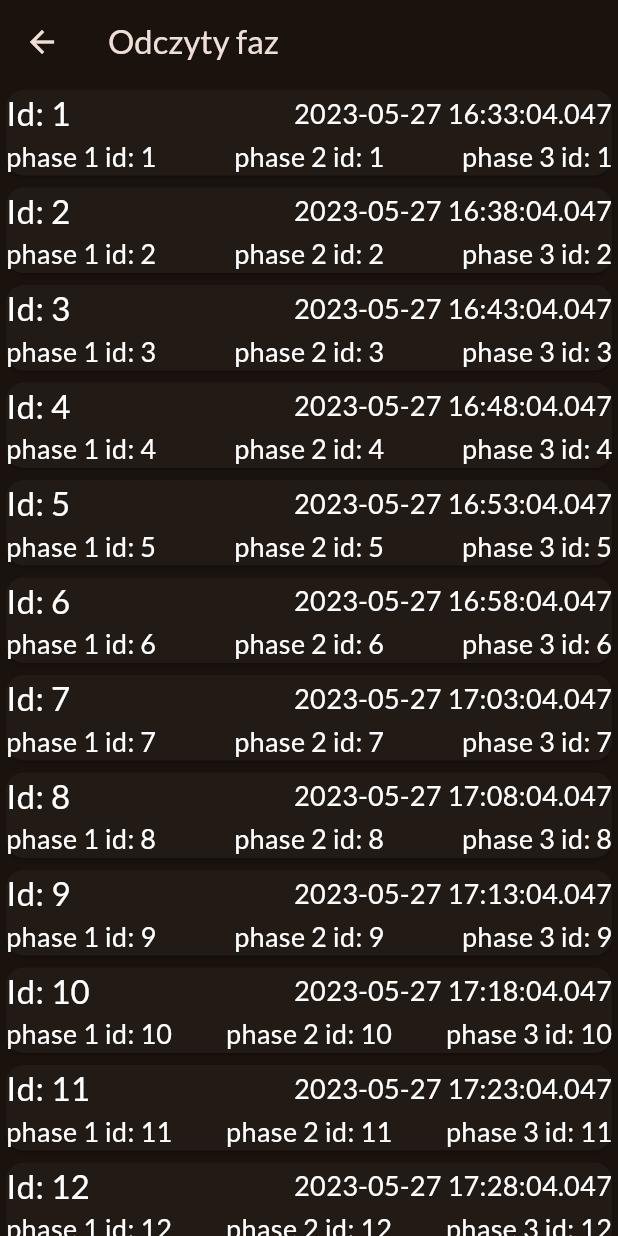
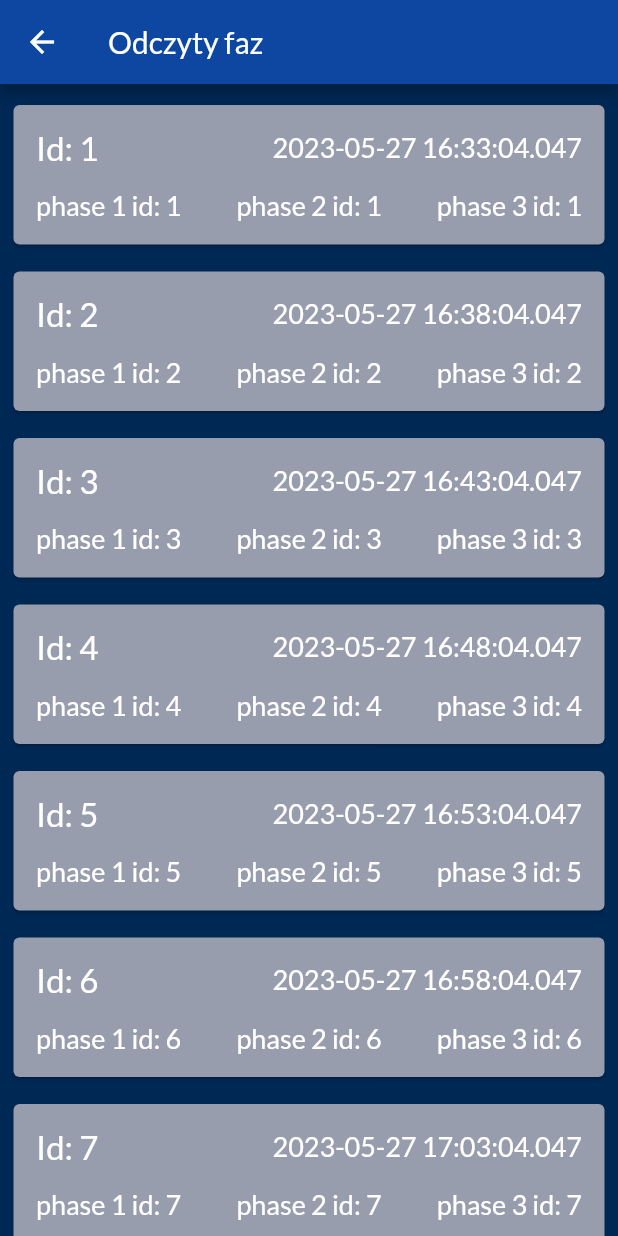
Before and after one commit to DawidZyluk/power-plant-monitoring-app, a Flutter app: the screen it shows after launch, after a tap on "Odczyty faz", on a phone screen of 412 x 824 dp. Run offline on Flutter 3.47's test engine with Material 2 defaults, Android fonts, the light colour scheme and no system bars; our stand-ins replace google_fonts.

Commit message:
Add phase preview in combined_phases

```diff
--- a/lib/main.dart
+++ b/lib/main.dart
@@ -4,12 +4,16 @@ import 'package:google_fonts/google_fonts.dart';
 import 'package:mewa/screens/categories.dart';
 
 final theme = ThemeData(
-  useMaterial3: true,
-  colorScheme: ColorScheme.fromSeed(
-    brightness: Brightness.dark,
-    seedColor: const Color.fromARGB(255, 131, 57, 0),
+  scaffoldBackgroundColor: const Color.fromARGB(255, 0, 40, 85),
+  cardColor: Color.fromARGB(255, 151, 157, 172),
+  colorScheme: ColorScheme.fromSwatch().copyWith(
+    primary: Colors.blue[900],
   ),
-  textTheme: GoogleFonts.latoTextTheme(),
+  textTheme: GoogleFonts.latoTextTheme().apply(
+    displayColor: Colors.white,
+    bodyColor: Colors.white
+  ),
+
 );
 
 void main() {
--- a/lib/screens/categories.dart
+++ b/lib/screens/categories.dart
@@ -23,9 +23,7 @@ class CategoriesScreen extends StatelessWidget {
   @override
   Widget build(BuildContext context) {
     return Scaffold(
-      backgroundColor: Color.fromRGBO(30, 61, 129, 1),
       appBar: AppBar(
-        backgroundColor: Color.fromRGBO(0, 28, 88, 1),
         title: const Text("Kategorie odczytów"),
       ),
       body: ListView(
--- a/lib/widgets/category_grid_item.dart
+++ b/lib/widgets/category_grid_item.dart
@@ -2,42 +2,46 @@ import 'package:flutter/material.dart';
 import 'package:mewa/models/category.dart';
 
 class CategoryGridItem extends StatelessWidget {
-  const CategoryGridItem({super.key, required this.category, required this.onSelectCategory});
+  const CategoryGridItem(
+      {super.key, required this.category, required this.onSelectCategory});
 
   final Category category;
   final void Function() onSelectCategory;
 
+  Color darken(Color color, [double amount = .1]) {
+    assert(amount >= 0 && amount <= 1);
+
+    final hsl = HSLColor.fromColor(color);
+    final hslDark = hsl.withLightness((hsl.lightness - amount).clamp(0.0, 1.0));
+
+    return hslDark.toColor();
+  }
 
   @override
   Widget build(BuildContext context) {
-    return InkWell(
+    return Container(
+      margin: const EdgeInsets.all(15),
+      child: InkWell(
         onTap: onSelectCategory,
         splashColor: Theme.of(context).primaryColor,
         borderRadius: BorderRadius.circular(16),
         child: Container(
-        // padding: const EdgeInsets.all(16),
             height: 100,
-        margin: const EdgeInsets.only(top: 25, left: 25, right: 25),
             decoration: BoxDecoration(
                 borderRadius: BorderRadius.circular(16),
-          color: category.color
-          // gradient: LinearGradient(
-          //   colors: [
-          //     category.color.withOpacity(0.55),
-          //     category.color.withOpacity(0.9)
-          //   ],
-          //   begin: Alignment.topLeft,
-          //   end: Alignment.bottomRight
-          // )
-        ),
+                //color: category.color
+                gradient: LinearGradient(colors: [
+                  darken(category.color, .2),
+                  category.color.withOpacity(0.8)
+                ], begin: Alignment.topLeft, end: Alignment.bottomRight)),
             child: Align(
                 alignment: const Alignment(0, 0),
                 child: Text(
                   category.title,
                   style: Theme.of(context).textTheme.titleLarge!.copyWith(
                         color: Theme.of(context).colorScheme.onBackground,
-          ),)
-        )
+                      ),
+                ))),
       ),
     );
   }
--- a/lib/widgets/combined_phases.dart
+++ b/lib/widgets/combined_phases.dart
@@ -2,32 +2,67 @@ import 'package:flutter/material.dart';
 import 'package:mewa/models/combined_phases.dart';
 
 class CombinedPhasesWidget extends StatelessWidget {
-  const CombinedPhasesWidget({super.key, required this.reading});
-
+  const CombinedPhasesWidget({super.key, required this.reading, required this.onSelectCategory});
 
   final CombinedPhases reading;
+  final void Function(int phaseNumber) onSelectCategory;
 
   @override
   Widget build(BuildContext context) {
-    return Card(
+    return Padding(
+      padding: const EdgeInsets.only(top: 10, left: 5, right: 5),
+      child: Card(
+          child: Padding(
+        padding: const EdgeInsets.all(15),
         child: Column(
           children: [
             Row(
               mainAxisAlignment: MainAxisAlignment.spaceBetween,
               children: [
-              Text('Id: ${reading.id.toString()}', style: TextStyle(color: Colors.white, fontSize: 22),),
-              Text(reading.timestamp, style: TextStyle(color: Colors.white, fontSize: 18),),
+                Text(
+                  'Id: ${reading.id.toString()}',
+                  style: TextStyle(fontSize: 22),
+                ),
+                Text(
+                  reading.timestamp,
+                  style: TextStyle(fontSize: 18),
+                ),
               ],
             ),
-          Row(
-            mainAxisAlignment: MainAxisAlignment.spaceBetween,
-            children: [
-            Text('phase 1 id: ${reading.phase1Id.toString()}', style: TextStyle(color: Colors.white, fontSize: 18),),
-            Text('phase 2 id: ${reading.phase2Id.toString()}', style: TextStyle(color: Colors.white, fontSize: 18),),
-            Text('phase 3 id: ${reading.phase3Id.toString()}', style: TextStyle(color: Colors.white, fontSize: 18),),
+            SizedBox(
+              height: 15,
+            ),
+            Row(mainAxisAlignment: MainAxisAlignment.spaceBetween, children: [
+              InkWell(
+                onTap: () => onSelectCategory(1),
+                splashColor: Colors.grey,
+                borderRadius: BorderRadius.circular(16),
+                child: Text(
+                  'phase 1 id: ${reading.phase1Id.toString()}',
+                  style: TextStyle(fontSize: 18),
+                ),
+              ),
+              InkWell(
+                onTap: () => onSelectCategory(2),
+                splashColor: Colors.grey,
+                borderRadius: BorderRadius.circular(16),
+                child: Text(
+                  'phase 2 id: ${reading.phase2Id.toString()}',
+                  style: TextStyle(fontSize: 18),
+                ),
+              ),InkWell(
+                onTap: () => onSelectCategory(3),
+                splashColor: Colors.grey,
+                borderRadius: BorderRadius.circular(16),
+                child: Text(
+                  'phase 3 id: ${reading.phase3Id.toString()}',
+                  style: TextStyle(fontSize: 18),
+                ),
+              ),
             ]),
           ],
-      )
+        ),
+      )),
     );
   }
 }
```
Also changed, not shown: lib/screens/combined_phases.dart (+25 -4 lines), lib/widgets/electric_avg.dart (+5 -5 lines), lib/widgets/phase_reading.dart (+7 -3 lines), lib/widgets/water_reading.dart (+8 -8 lines). Lines whose indentation alone changed are shown as unchanged.
